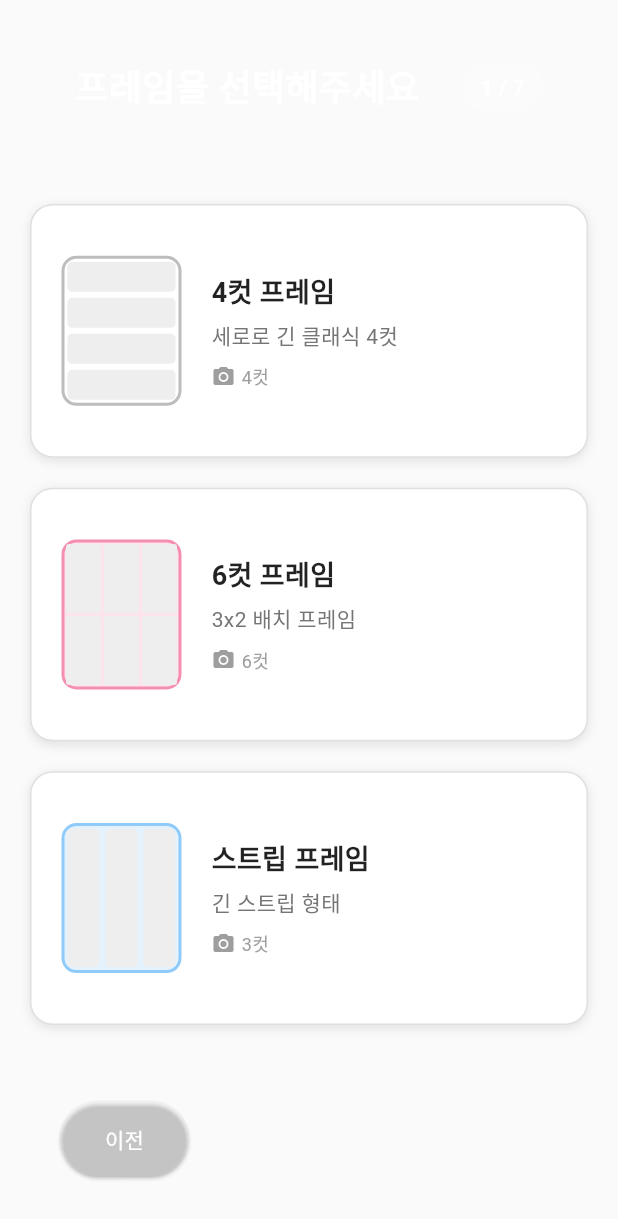
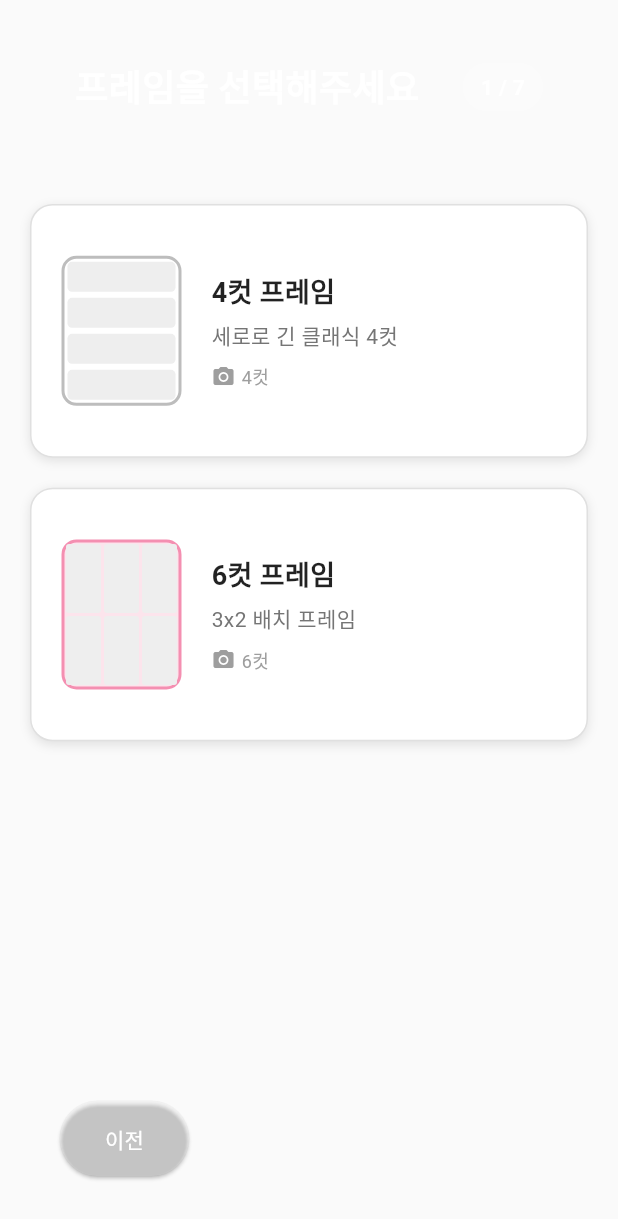
Before and after one commit to ymdev2023/photobooth-afterschool, a Flutter app: the screen it shows after launch, after a tap on "시작하기", on a phone screen of 412 x 824 dp. Shown: the top 1219 px of the screen. Run offline on Flutter 3.47's test engine with Material 3 defaults, Android fonts, the phone set to English and light mode, and no system bars; our stand-ins replace image_picker, qr_flutter; missing offline and left inert: dart:html; Roboto replaces fonts that are missing (Pretendard).

Commit message:
remove strip frame and fix camera live view

```diff
--- a/lib/screens/frame_selection_screen.dart
+++ b/lib/screens/frame_selection_screen.dart
@@ -35,15 +35,6 @@ class FrameSelectionScreen extends StatelessWidget {
         'layout': 'grid',
         'color': Colors.pink.shade50,
         'borderColor': Colors.pink.shade200,
-      },
-      {
-        'name': '스트립 프레임',
-        'description': '긴 스트립 형태',
-        'path': 'strip_frame',
-        'cuts': 3,
-        'layout': 'horizontal',
-        'color': Colors.blue.shade50,
-        'borderColor': Colors.blue.shade200,
       },
     ];
 
--- a/lib/screens/photo_selection_screen.dart
+++ b/lib/screens/photo_selection_screen.dart
@@ -255,8 +255,6 @@ class _PhotoSelectionScreenState extends State<PhotoSelectionScreen> {
         return 4;
       case 'grid_6cut':
         return 6;
-      case 'strip_frame':
-        return 3;
       default:
         return 4;
     }
--- a/lib/services/camera_service.dart
+++ b/lib/services/camera_service.dart
@@ -28,6 +28,7 @@ class CameraService {
   bool get isCapturing => _isCapturing;
   int get captureCount => _captureCount;
   int get captureCountdown => _captureCountdown;
+  html.MediaStream? get mediaStream => _mediaStream;
   List<XFile> get capturedPhotos => _capturedPhotos;
   String get videoElementId => _videoElementId;
 
@@ -136,8 +137,8 @@ class CameraService {
     _captureCount++;
     print('촬영 완료: ${_captureCount}/8');
 
-    // 나머지 사진들을 3초 간격으로 촬영
-    _captureTimer = Timer.periodic(Duration(seconds: 3), (timer) async {
+    // 나머지 사진들을 10초 간격으로 촬영
+    _captureTimer = Timer.periodic(Duration(seconds: 10), (timer) async {
       if (_captureCount < 8) {
         await _capturePhoto();
         _captureCount++;
```
Also changed, not shown: lib/screens/photo_capture_screen.dart (+37 -30 lines).
